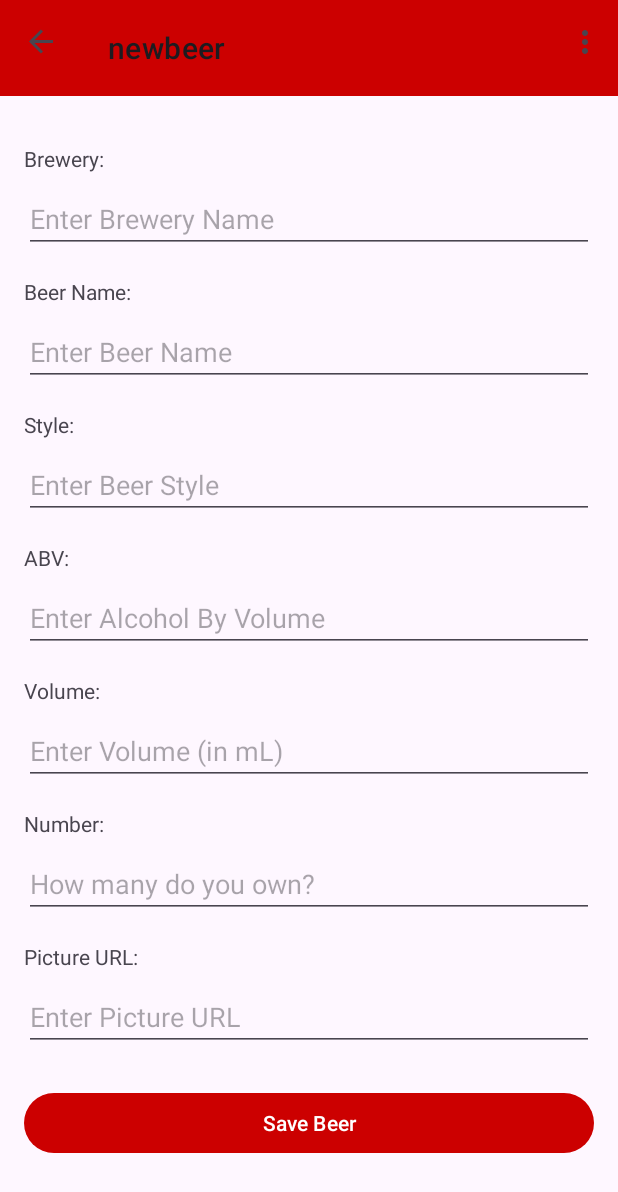
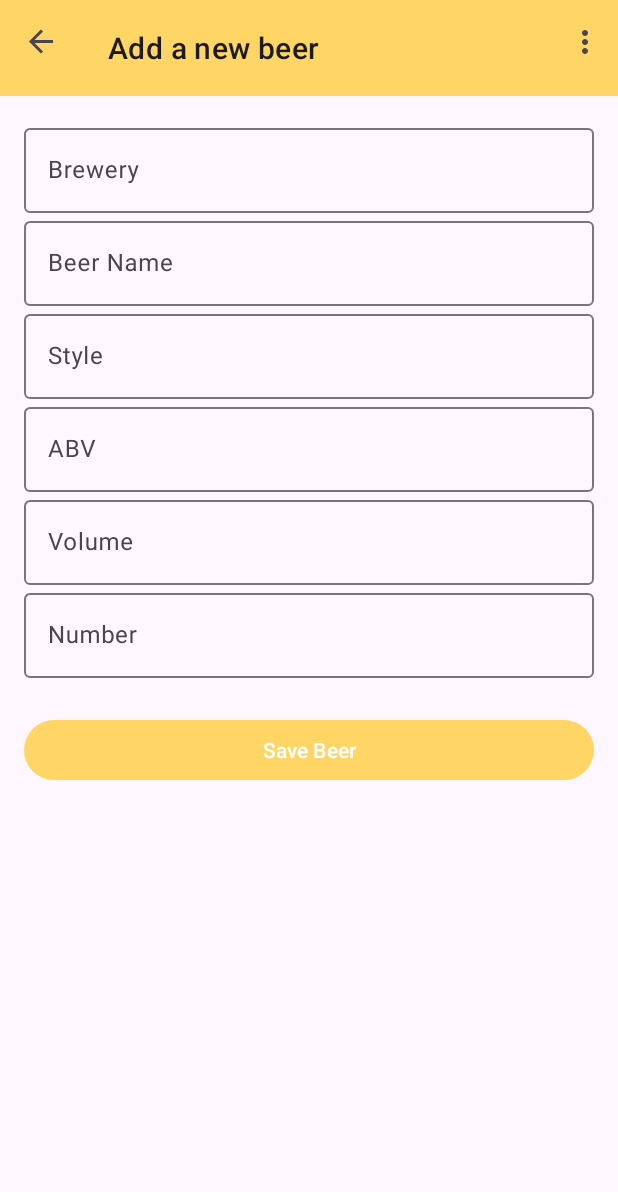
Before and after one commit to KevinDMort/Brewvault, an Android app: the NewBeer screen opened through its navigation route, on a phone screen of 412 x 824 dp. Shown: the top 1192 px of the screen. Run offline under Robolectric (Android 15) with nearby library versions, the phone set to English and light mode, and no system bars; our stand-ins replace Firebase (no records; nobody signed in at launch, a user with empty details on screens opened directly), navigation-ui.

Commit message:
New Beer funktionalitet fixet. new beer layout fixet.

```diff
--- a/app/src/main/AndroidManifest.xml
+++ b/app/src/main/AndroidManifest.xml
@@ -16,7 +16,8 @@
             android:name=".MainActivity"
             android:exported="true"
             android:label="@string/app_name"
-            android:theme="@style/Theme.Brewvault">
+            android:theme="@style/Theme.Brewvault"
+            android:windowSoftInputMode="adjustResize">
             <intent-filter>
                 <action android:name="android.intent.action.MAIN" />
 
--- a/app/src/main/java/com/example/brewvault/BeerDetails.kt
+++ b/app/src/main/java/com/example/brewvault/BeerDetails.kt
@@ -4,6 +4,7 @@ import android.os.Bundle
 import android.view.LayoutInflater
 import android.view.View
 import android.view.ViewGroup
+import androidx.appcompat.app.AppCompatActivity
 import androidx.fragment.app.Fragment
 import androidx.navigation.fragment.navArgs
 import com.example.brewvault.databinding.BeerDetailsBinding
@@ -12,6 +13,8 @@ import com.example.brewvault.databinding.BeerDetailsBinding
 class BeerDetails : Fragment() {
     private var _binding: BeerDetailsBinding? = null
     private val binding get() = _binding!!
+
+
     private val args: BeerDetailsArgs by navArgs()
     override fun onCreateView(
         inflater: LayoutInflater, container: ViewGroup?,
@@ -22,32 +25,38 @@ class BeerDetails : Fragment() {
         return binding.root
     }
     override fun onViewCreated(view: View, savedInstanceState: Bundle?) {
+
+        super.onViewCreated(view, savedInstanceState)
         val beer = args.beer
-        super.onViewCreated(view, savedInstanceState)
+
+        (requireActivity() as AppCompatActivity).supportActionBar?.title = beer.name
+
 
         binding.textInputEditTextName.setText(beer.name)
-
         binding.textInputEditTextBrewery.setText(beer.brewery)
         binding.textInputEditTextHowMany.setText(beer.howMany.toString())
         binding.textInputEditTextStyle.setText(beer.style)
         binding.textInputEditTextABV.setText(beer.abv.toString())
         binding.textInputEditTextVolume.setText(beer.volume.toString())
 
-
         binding.editButton.setOnClickListener {
-            binding.textInputEditTextBrewery.isEnabled = true
-            binding.textInputEditTextName.isEnabled = true
-            binding.textInputEditTextHowMany.isEnabled = true
-            binding.textInputEditTextStyle.isEnabled = true
-            binding.textInputEditTextABV.isEnabled = true
-            binding.textInputEditTextVolume.isEnabled = true
-            binding.saveButton.visibility = View.VISIBLE
-            binding.editButton.visibility = View.GONE
+           enableEditMode()
         }
         binding.saveButton.setOnClickListener {
-            //TODO implement save beer
+            //TODO implement update beer
         }
     }
+    private fun enableEditMode() {
+        binding.textInputEditTextBrewery.isEnabled = true
+        binding.textInputEditTextName.isEnabled = true
+        binding.textInputEditTextHowMany.isEnabled = true
+        binding.textInputEditTextStyle.isEnabled = true
+        binding.textInputEditTextABV.isEnabled = true
+        binding.textInputEditTextVolume.isEnabled = true
+        binding.saveButton.visibility = View.VISIBLE
+        binding.editButton.visibility = View.GONE
+    }
+
     override fun onDestroyView() {
         super.onDestroyView()
         _binding = null
--- a/app/src/main/java/com/example/brewvault/MainActivity.kt
+++ b/app/src/main/java/com/example/brewvault/MainActivity.kt
@@ -9,6 +9,7 @@ import androidx.navigation.ui.AppBarConfiguration
 import androidx.navigation.ui.navigateUp
 import androidx.navigation.ui.setupActionBarWithNavController
 import com.example.brewvault.databinding.ActivityMainBinding
+import com.google.firebase.auth.FirebaseAuth
 
 class MainActivity : AppCompatActivity() {
 
@@ -35,15 +36,15 @@ class MainActivity : AppCompatActivity() {
     }
 
     override fun onOptionsItemSelected(item: MenuItem): Boolean {
-        // Handle action bar item clicks here. The action bar will
-        // automatically handle clicks on the Home/Up button, so long
-        // as you specify a parent activity in AndroidManifest.xml.
-        return when (item.itemId) {
-            R.id.action_settings -> true
-            else -> super.onOptionsItemSelected(item)
+        when (item.itemId) {
+            R.id.action_logout -> {
+                FirebaseAuth.getInstance().signOut()
+                findNavController(R.id.nav_host_fragment_content_main).popBackStack(R.id.Login, false)
+                return true
+            }
+            else -> return super.onOptionsItemSelected(item)
         }
     }
-
     override fun onSupportNavigateUp(): Boolean {
         val navController = findNavController(R.id.nav_host_fragment_content_main)
         return navController.navigateUp(appBarConfiguration)
--- a/app/src/main/java/com/example/brewvault/NewBeer.kt
+++ b/app/src/main/java/com/example/brewvault/NewBeer.kt
@@ -5,55 +5,43 @@ import androidx.fragment.app.Fragment
 import android.view.LayoutInflater
 import android.view.View
 import android.view.ViewGroup
+import androidx.fragment.app.activityViewModels
+import com.example.brewvault.databinding.NewbeerBinding
+import com.example.brewvault.models.BeerViewModel
+import com.google.firebase.auth.FirebaseAuth
 
-// TODO: Rename parameter arguments, choose names that match
-// the fragment initialization parameters, e.g. ARG_ITEM_NUMBER
-private const val ARG_PARAM1 = "param1"
-private const val ARG_PARAM2 = "param2"
+class NewBeer : Fragment() {
 
-/**
- * A simple [Fragment] subclass.
- * Use the [NewBeer.newInstance] factory method to
- * create an instance of this fragment.
- */
-class NewBeer : Fragment() {
-    // TODO: Rename and change types of parameters
-    private var param1: String? = null
-    private var param2: String? = null
-
+    private var _binding: NewbeerBinding? = null
+    private val binding get() = _binding!!
+    private var auth: FirebaseAuth = FirebaseAuth.getInstance()
+    private val beersViewModel: BeerViewModel by activityViewModels()
     override fun onCreate(savedInstanceState: Bundle?) {
         super.onCreate(savedInstanceState)
-        arguments?.let {
-            param1 = it.getString(ARG_PARAM1)
-            param2 = it.getString(ARG_PARAM2)
-        }
+
     }
-
     override fun onCreateView(
         inflater: LayoutInflater, container: ViewGroup?,
         savedInstanceState: Bundle?
     ): View? {
         // Inflate the layout for this fragment
-        return inflater.inflate(R.layout.newbeer, container, false)
+        _binding = NewbeerBinding.inflate(inflater, container, false)
+        return binding.root
     }
+    override fun onViewCreated(view: View, savedInstanceState: Bundle?) {
+        super.onViewCreated(view, savedInstanceState)
 
-    companion object {
-        /**
-         * Use this factory method to create a new instance of
-         * this fragment using the provided parameters.
-         *
-         * @param param1 Parameter 1.
-         * @param param2 Parameter 2.
-         * @return A new instance of fragment NewBeer.
-         */
-        // TODO: Rename and change types and number of parameters
-        @JvmStatic
-        fun newInstance(param1: String, param2: String) =
-            NewBeer().apply {
-                arguments = Bundle().apply {
-                    putString(ARG_PARAM1, param1)
-                    putString(ARG_PARAM2, param2)
-                }
-            }
-    }
+        binding.buttonSave.setOnClickListener {
+            val name = binding.editTextName.text.toString()
+            val brewery = binding.editTextBrewery.text.toString()
+            val ABV = binding.editTextABV.text.toString().toDoubleOrNull() ?: 0.0
+            val number = binding.editTextNumber.text.toString().toIntOrNull() ?: 0
+            val style = binding.editTextStyle.text.toString()
+            val volume = binding.editTextVolume.text.toString().toDoubleOrNull() ?: 0.0
+            val newBeer = Beer(0, auth.currentUser?.email, brewery, name, style, ABV, volume, null, number)
+            beersViewModel.saveBeer(newBeer)
+        }
+
+        }
+
 }
--- a/app/src/main/java/com/example/brewvault/models/BeerRepository.kt
+++ b/app/src/main/java/com/example/brewvault/models/BeerRepository.kt
@@ -50,4 +50,26 @@ class BeersRepository {
             }
         })
     }
+    fun saveBeer(beer: Beer) {
+        val call: Call<List<Beer>> = beersService.saveBeer(beer)
+        call.enqueue(object : Callback<List<Beer>?> {
+            override fun onResponse(call: Call<List<Beer>?>, response: Response<List<Beer>?>) {
+                if (response.isSuccessful) {
+                    // If successful, refresh the list of beers
+                    getBeers()
+                } else {
+                    val message = response.code().toString() + " " + response.message()
+                    errorMessageLiveData.postValue(message)
+                    Log.d("APPLE", message)
+                }
+            }
+
+            override fun onFailure(call: Call<List<Beer>?>, t: Throwable) {
+                Log.d("APPLE", "onFailure")
+                errorMessageLiveData.postValue(t.message)
+                Log.d("APPLE", t.message!!)
+            }
+        })
+    }
+
 }
--- a/app/src/main/java/com/example/brewvault/models/BeerViewModel.kt
+++ b/app/src/main/java/com/example/brewvault/models/BeerViewModel.kt
@@ -18,4 +18,8 @@ class BeerViewModel : ViewModel() {
         repository.getBeers(swiperefresh)
 
     }
+    fun saveBeer(beer: Beer)
+    {
+        repository.saveBeer(beer)
+    }
 }
--- a/app/src/main/java/com/example/brewvault/models/BeersService.kt
+++ b/app/src/main/java/com/example/brewvault/models/BeersService.kt
@@ -2,9 +2,17 @@ package com.example.brewvault.models
 
 import com.example.brewvault.Beer
 import retrofit2.Call
+import retrofit2.http.Body
 import retrofit2.http.GET
+import retrofit2.http.POST
+import retrofit2.http.PUT
 
 interface BeersService {
     @GET("beers")
     fun getBeers(): Call<List<Beer>>
+    @POST("beers")
+    fun saveBeer(@Body beer: Beer): Call<List<Beer>>
+    @PUT("beers")
+    fun updateBeer(beer: Beer): Call<List<Beer>>
+
 }
--- a/app/src/main/res/layout/newbeer.xml
+++ b/app/src/main/res/layout/newbeer.xml
@@ -1,128 +1,96 @@
 <?xml version="1.0" encoding="utf-8"?>
-<RelativeLayout xmlns:android="http://schemas.android.com/apk/res/android"
+<androidx.core.widget.NestedScrollView
+    xmlns:android="http://schemas.android.com/apk/res/android"
     android:layout_width="match_parent"
     android:layout_height="match_parent"
     android:padding="16dp">
 
-    <TextView
-        android:id="@+id/textViewBrewery"
-        android:layout_width="wrap_content"
+    <LinearLayout
+        android:layout_width="match_parent"
         android:layout_height="wrap_content"
-        android:text="Brewery:"
-        android:layout_marginTop="16dp"/>
+        android:orientation="vertical">
 
-    <EditText
+        <com.google.android.material.textfield.TextInputLayout
+            android:id="@+id/textInputLayoutBrewery"
+            android:layout_width="match_parent"
+            android:layout_height="wrap_content"
+            android:hint="Brewery">
+
+            <com.google.android.material.textfield.TextInputEditText
                 android:id="@+id/editTextBrewery"
                 android:layout_width="match_parent"
+                android:layout_height="wrap_content"/>
+        </com.google.android.material.textfield.TextInputLayout>
+
+        <com.google.android.material.textfield.TextInputLayout
+            android:id="@+id/textInputLayoutName"
+            android:layout_width="match_parent"
             android:layout_height="wrap_content"
-        android:layout_below="@id/textViewBrewery"
-        android:layout_marginTop="8dp"
-        android:hint="Enter Brewery Name"/>
+            android:hint="Beer Name">
 
-    <TextView
-        android:id="@+id/textViewName"
-        android:layout_width="wrap_content"
-        android:layout_height="wrap_content"
-        android:text="Beer Name:"
-        android:layout_below="@id/editTextBrewery"
-        android:layout_marginTop="16dp"/>
-
-    <EditText
+            <com.google.android.material.textfield.TextInputEditText
                 android:id="@+id/editTextName"
                 android:layout_width="match_parent"
+                android:layout_height="wrap_content"/>
+        </com.google.android.material.textfield.TextInputLayout>
+
+        <com.google.android.material.textfield.TextInputLayout
+            android:id="@+id/textInputLayoutStyle"
+            android:layout_width="match_parent"
             android:layout_height="wrap_content"
-        android:layout_below="@id/textViewName"
-        android:layout_marginTop="8dp"
-        android:hint="Enter Beer Name"/>
+            android:hint="Style">
 
-    <TextView
-        android:id="@+id/textViewStyle"
-        android:layout_width="wrap_content"
-        android:layout_height="wrap_content"
-        android:text="Style:"
-        android:layout_below="@id/editTextName"
-        android:layout_marginTop="16dp"/>
-
-    <EditText
+            <com.google.android.material.textfield.TextInputEditText
                 android:id="@+id/editTextStyle"
                 android:layout_width="match_parent"
+                android:layout_height="wrap_content"/>
+        </com.google.android.material.textfield.TextInputLayout>
+
+        <com.google.android.material.textfield.TextInputLayout
+            android:id="@+id/textInputLayoutABV"
+            android:layout_width="match_parent"
             android:layout_height="wrap_content"
-        android:layout_below="@id/textViewStyle"
-        android:layout_marginTop="8dp"
-        android:hint="Enter Beer Style"/>
+            android:hint="ABV">
 
-    <TextView
-        android:id="@+id/textViewABV"
-        android:layout_width="wrap_content"
-        android:layout_height="wrap_content"
-        android:text="ABV:"
-        android:layout_below="@id/editTextStyle"
-        android:layout_marginTop="16dp"/>
-
-    <EditText
+            <com.google.android.material.textfield.TextInputEditText
                 android:id="@+id/editTextABV"
                 android:layout_width="match_parent"
                 android:layout_height="wrap_content"
-        android:layout_below="@id/textViewABV"
-        android:layout_marginTop="8dp"
-        android:hint="Enter Alcohol By Volume"/>
+                android:inputType="numberDecimal"/>
+        </com.google.android.material.textfield.TextInputLayout>
 
-    <TextView
-        android:id="@+id/textViewVolume"
-        android:layout_width="wrap_content"
+        <com.google.android.material.textfield.TextInputLayout
+            android:id="@+id/textInputLayoutVolume"
+            android:layout_width="match_parent"
             android:layout_height="wrap_content"
-        android:text="Volume:"
-        android:layout_below="@id/editTextABV"
-        android:layout_marginTop="16dp"/>
+            android:hint="Volume">
 
-    <EditText
+            <com.google.android.material.textfield.TextInputEditText
                 android:id="@+id/editTextVolume"
                 android:layout_width="match_parent"
                 android:layout_height="wrap_content"
-        android:layout_below="@id/textViewVolume"
-        android:layout_marginTop="8dp"
-        android:hint="Enter Volume (in mL)"/>
+                android:inputType="numberDecimal"/>
+        </com.google.android.material.textfield.TextInputLayout>
 
-    <TextView
-        android:id="@+id/textViewNumber"
-        android:layout_width="wrap_content"
+        <com.google.android.material.textfield.TextInputLayout
+            android:id="@+id/textInputLayoutNumber"
+            android:layout_width="match_parent"
             android:layout_height="wrap_content"
-        android:text="Number:"
-        android:layout_below="@id/editTextVolume"
-        android:layout_marginTop="16dp"/>
+            android:hint="Number">
 
-    <EditText
+            <com.google.android.material.textfield.TextInputEditText
                 android:id="@+id/editTextNumber"
                 android:layout_width="match_parent"
                 android:layout_height="wrap_content"
-        android:layout_below="@id/textViewNumber"
-        android:layout_marginTop="8dp"
-        android:hint="How many do you own?"/>
-
-
-    <TextView
-        android:id="@+id/textViewPictureUrl"
-        android:layout_width="wrap_content"
-        android:layout_height="wrap_content"
-        android:text="Picture URL:"
-        android:layout_below="@id/editTextNumber"
-        android:layout_marginTop="16dp"/>
-
-    <EditText
-        android:id="@+id/editTextPictureUrl"
-        android:layout_width="match_parent"
-        android:layout_height="wrap_content"
-        android:layout_below="@id/textViewPictureUrl"
-        android:layout_marginTop="8dp"
-        android:hint="Enter Picture URL"/>
+                android:inputType="number"/>
+        </com.google.android.material.textfield.TextInputLayout>
 
         <Button
             android:id="@+id/buttonSave"
             android:layout_width="match_parent"
             android:layout_height="wrap_content"
-        android:layout_below="@id/editTextPictureUrl"
             android:layout_marginTop="24dp"
             android:text="Save Beer"
             android:textColor="@android:color/white"/>
-
-</RelativeLayout>
+    </LinearLayout>
+</androidx.core.widget.NestedScrollView>
--- a/app/src/main/res/menu/menu_main.xml
+++ b/app/src/main/res/menu/menu_main.xml
@@ -3,8 +3,8 @@
     xmlns:tools="http://schemas.android.com/tools"
     tools:context="com.example.brewvault.MainActivity">
     <item
-        android:id="@+id/action_settings"
+        android:id="@+id/action_logout"
         android:orderInCategory="100"
-        android:title="@string/action_settings"
+        android:title="Logout"
         app:showAsAction="never" />
 </menu>
--- a/app/src/main/res/navigation/nav_graph.xml
+++ b/app/src/main/res/navigation/nav_graph.xml
@@ -8,7 +8,7 @@
     <fragment
         android:id="@+id/Login"
         android:name="com.example.brewvault.Login"
-        android:label=""
+        android:label="Brewvault"
         tools:layout="@layout/login">
 
         <action
@@ -18,7 +18,7 @@
     <fragment
         android:id="@+id/Beerlist"
         android:name="com.example.brewvault.Beerlist"
-        android:label=""
+        android:label="Your Collection"
         tools:layout="@layout/beerlist">
         <action
             android:id="@+id/action_Beerlist_to_newBeer"
@@ -33,12 +33,12 @@
     <fragment
         android:id="@+id/newBeer"
         android:name="com.example.brewvault.NewBeer"
-        android:label="newbeer"
+        android:label="Add a new beer"
         tools:layout="@layout/newbeer" />
     <fragment
         android:id="@+id/beerDetails"
         android:name="com.example.brewvault.BeerDetails"
-        android:label="beer_Details"
+        android:label="@string/beer_details_placeholder_label"
         tools:layout="@layout/beer_details" >
         <action
             android:id="@+id/action_beerDetails_to_editBeer"
--- a/app/src/main/res/values-v23/themes.xml
+++ b/app/src/main/res/values-v23/themes.xml
@@ -5,7 +5,7 @@
         <item name="android:navigationBarColor">@android:color/transparent</item>
         <item name="android:statusBarColor">@android:color/transparent</item>
         <item name="android:windowLightStatusBar">?attr/isLightTheme</item>
-        <item name="colorPrimary">@android:color/holo_red_dark</item>
+        <item name="colorPrimary">@color/summerBeerColor</item>
         <item name="toolbarStyle">@style/MyToolbar</item>
     </style>
     <style name="MyToolbar" parent="Widget.MaterialComponents.Toolbar">
--- a/app/src/main/res/values/colors.xml
+++ b/app/src/main/res/values/colors.xml
@@ -2,4 +2,5 @@
 <resources>
     <color name="black">#FF000000</color>
     <color name="white">#FFFFFFFF</color>
+    <color name="summerBeerColor">#FFD666</color>
 </resources>
--- a/app/src/main/res/values/strings.xml
+++ b/app/src/main/res/values/strings.xml
@@ -43,6 +43,6 @@
         libero vel nunc consequat, quis tincidunt nisl eleifend. Cras bibendum enim a justo luctus
         vestibulum. Fusce dictum libero quis erat maximus, vitae volutpat diam dignissim.
     </string>
-    <!-- TODO: Remove or change this placeholder text -->
     <string name="hello_blank_fragment">Hello blank fragment</string>
+    <string name="beer_details_placeholder_label"> Beer: </string>
 </resources>
```
Lines whose indentation alone changed are shown as unchanged.
